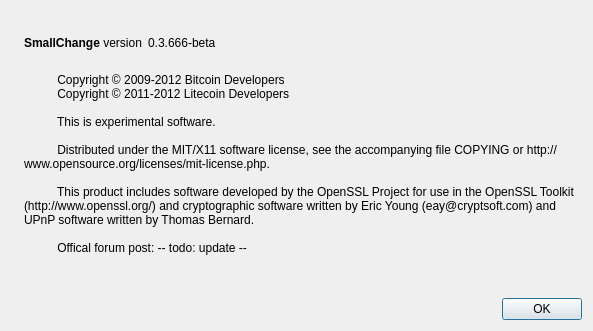
The window that src/qt/forms/aboutdialog.ui (berzeek/unicoin) describes before a commit, drawn with Qt 5.
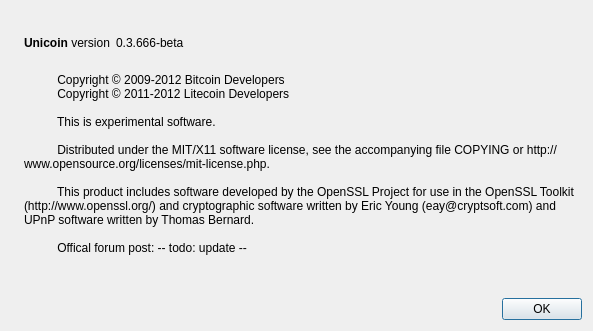
The same window after the commit. Icons and pictures are not drawn.

The edit to the form file:
```diff
--- a/src/qt/forms/aboutdialog.ui
+++ b/src/qt/forms/aboutdialog.ui
@@ -50,7 +50,7 @@
           <cursorShape>IBeamCursor</cursorShape>
          </property>
          <property name="text">
-          <string>&lt;b&gt;SmallChange&lt;/b&gt; version</string>
+          <string>&lt;b&gt;Unicoin&lt;/b&gt; version</string>
          </property>
          <property name="textInteractionFlags">
           <set>Qt::LinksAccessibleByMouse|Qt::TextSelectableByKeyboard|Qt::TextSelectableByMouse</set>
```
Left out of the diff: 2 changed lines with no effect on the pictures.
